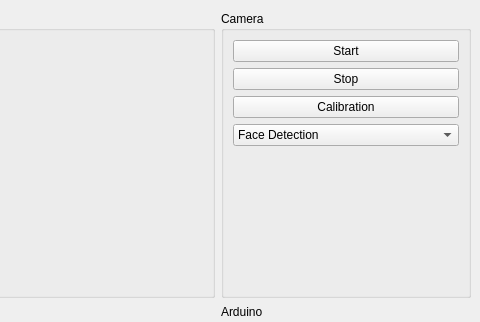
The window that gui/qt-gui/gui/mainwindow.ui (yleniaBattistini/ObjectTracker) describes before a commit, drawn with Qt 5; both pictures show x 320 to 800 and y 0 to 322 of the 800 by 600 pixel window.
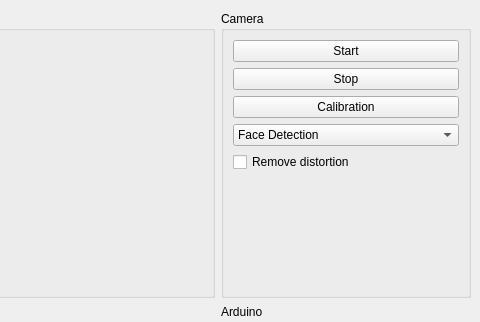
The same window after the commit.

The edit to the form file:
```diff
--- a/gui/qt-gui/gui/mainwindow.ui
+++ b/gui/qt-gui/gui/mainwindow.ui
@@ -170,6 +170,13 @@
             </item>
            </widget>
           </item>
+          <item>
+           <widget class="QCheckBox" name="chkRemoveDistortion">
+            <property name="text">
+             <string>Remove distortion</string>
+            </property>
+           </widget>
+          </item>
           <item>
            <spacer name="verticalSpacer">
             <property name="orientation">
```
